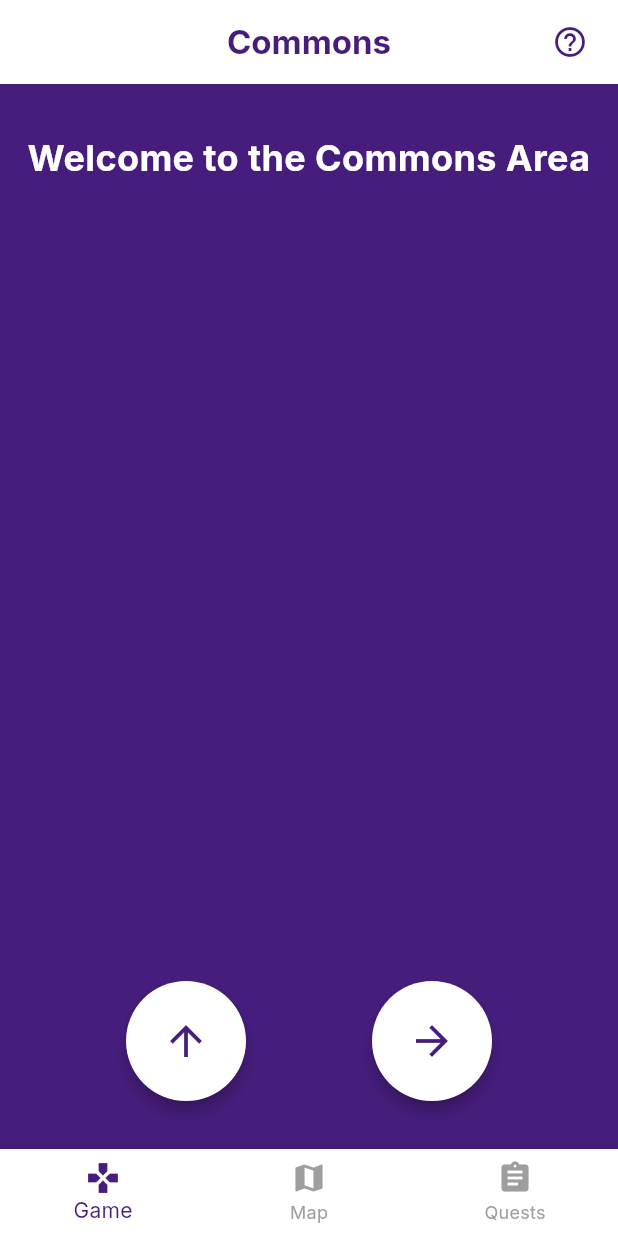
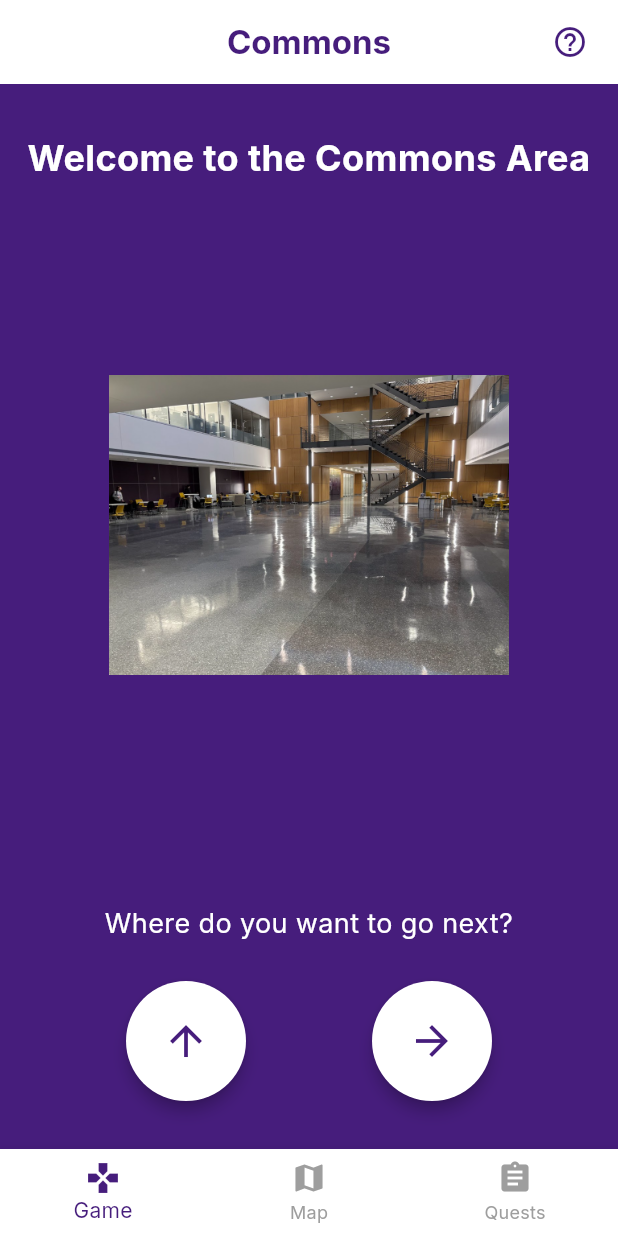
Before and after one commit to AaronAucoin/scavenger_hunt_new, a Flutter app: the CommonsScreen screen opened directly, on a phone screen of 412 x 824 dp. Run offline on Flutter 3.47's test engine with Material 3 defaults, Android fonts, the phone set to English and light mode, and no system bars; our stand-ins replace google_fonts.

Commit message:
did some work to intro mpage and commons page

```diff
--- a/lib/commons_screen.dart
+++ b/lib/commons_screen.dart
@@ -86,7 +86,43 @@ class _CommonsScreenState extends State<CommonsScreen> {
               textAlign: TextAlign.center,
             ),
           ),
-          const Spacer(),
+
+          // This Expanded ensures the image is centered between the texts
+          Expanded(
+            child: Column(
+              mainAxisAlignment: MainAxisAlignment.center, // Centers the image
+              children: [
+                Image.asset(
+                  'assets/commons.png',
+                  height: 200,
+                  width: 300,
+                  fit: BoxFit.contain,
+                  errorBuilder: (context, error, stackTrace) {
+                    print('Error loading image: $error');
+                    return const Center(
+                      child: Text(
+                        'Logo not found',
+                        style: TextStyle(color: Colors.white),
+                      ),
+                    );
+                  },
+                ),
+              ],
+            ),
+          ),
+
+          const Padding(
+            padding: EdgeInsets.symmetric(horizontal: 16.0, vertical: 25.0),
+            child: Text(
+              'Where do you want to go next?',
+              style: TextStyle(
+                fontSize: 18,
+                color: Colors.white,
+              ),
+              textAlign: TextAlign.center,
+            ),
+          ),
+
           Padding(
             padding: const EdgeInsets.only(bottom: 32.0),
             child: Row(
--- a/lib/main.dart
+++ b/lib/main.dart
@@ -64,7 +64,7 @@
                   borderRadius: BorderRadius.circular(20),
                 ),
                 child: Image.asset(
-                  'assets/LSU_Logo.png',
+                  'assets/lsuLogo2.png',
                   height: 180,
                   width: 270,
                   fit: BoxFit.contain,
@@ -86,7 +86,8 @@
                   onPressed: () {
                     Navigator.push(
                       context,
-                      MaterialPageRoute(builder: (context) => const HuntScreen()),
+                      MaterialPageRoute(
+                          builder: (context) => const HuntScreen()),
                     );
                   },
                   style: ElevatedButton.styleFrom(
--- a/pubspec.yaml
+++ b/pubspec.yaml
@@ -2,7 +2,7 @@ name: scavenger_hunt_new
 description: "A new Flutter project."
 # The following line prevents the package from being accidentally published to
 # pub.dev using `flutter pub publish`. This is preferred for private packages.
-publish_to: 'none' # Remove this line if you wish to publish to pub.dev
+publish_to: "none" # Remove this line if you wish to publish to pub.dev
 
 # The following defines the version and build number for your application.
 # A version number is three numbers separated by dots, like 1.2.43
@@ -52,14 +52,13 @@ dev_dependencies:
 
 # The following section is specific to Flutter packages.
 flutter:
-
   # The following line ensures that the Material Icons font is
   # included with your application, so that you can use the icons in
   # the material Icons class.
   uses-material-design: true
 
   assets:
-    - assets/LSU_Logo.png
+    - assets/
 
   # To add assets to your application, add an assets section, like this:
   # assets:
```
Also changed, not shown: assets/lsuLogo2.png (added), pubspec.lock.
